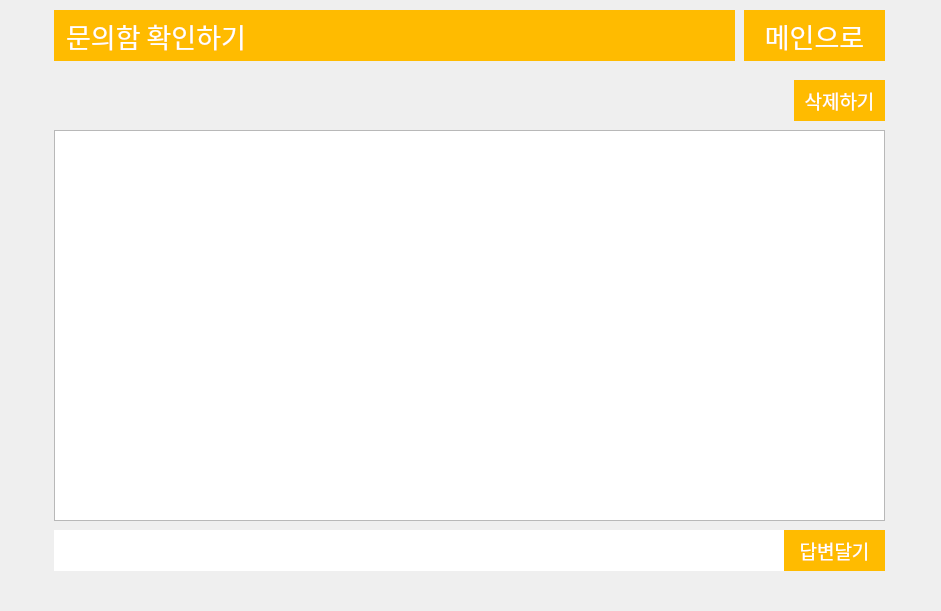
Above: snack_bar.ui from jungyeonwoo265/snack_bar before the change. Below: the same form after it.
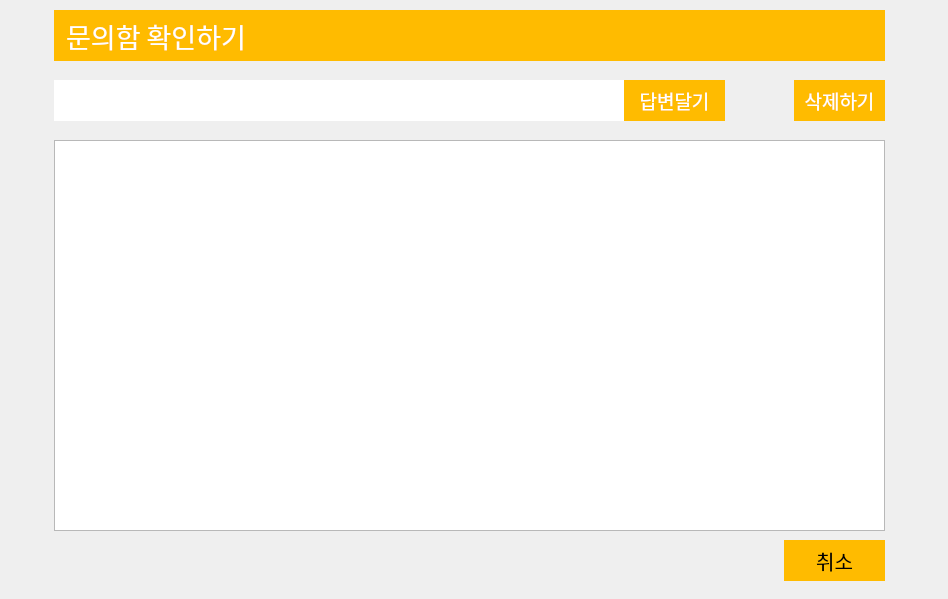
That is the form after the change. The open tabs and pages were chosen to show the change. Icons and pictures are not drawn.

Commit message: 시그널 주석완료

The edit to the form file:
```diff
--- a/snack_bar.ui
+++ b/snack_bar.ui
@@ -6,8 +6,8 @@
    <rect>
     <x>0</x>
     <y>0</y>
-    <width>941</width>
-    <height>611</height>
+    <width>948</width>
+    <height>599</height>
    </rect>
   </property>
   <property name="windowTitle">
@@ -1743,7 +1743,7 @@
       <rect>
        <x>40</x>
        <y>0</y>
-       <width>681</width>
+       <width>831</width>
        <height>51</height>
       </rect>
      </property>
@@ -1766,7 +1766,7 @@
      <property name="geometry">
       <rect>
        <x>40</x>
-       <y>120</y>
+       <y>130</y>
        <width>831</width>
        <height>391</height>
       </rect>
@@ -1776,8 +1776,8 @@
      <property name="geometry">
       <rect>
        <x>40</x>
-       <y>520</y>
-       <width>731</width>
+       <y>70</y>
+       <width>571</width>
        <height>41</height>
       </rect>
      </property>
@@ -1789,8 +1789,8 @@
     <widget class="QPushButton" name="manager_sales_add">
      <property name="geometry">
       <rect>
-       <x>770</x>
-       <y>520</y>
+       <x>610</x>
+       <y>70</y>
        <width>101</width>
        <height>41</height>
       </rect>
@@ -1841,27 +1841,26 @@
     <widget class="QPushButton" name="logout_manager_button_3">
      <property name="geometry">
       <rect>
-       <x>730</x>
-       <y>0</y>
-       <width>141</width>
-       <height>51</height>
+       <x>770</x>
+       <y>530</y>
+       <width>101</width>
+       <height>41</height>
       </rect>
      </property>
      <property name="font">
       <font>
        <family>경기천년바탕 Bold</family>
-       <pointsize>20</pointsize>
+       <pointsize>15</pointsize>
       </font>
      </property>
      <property name="styleSheet">
       <string notr="true">background-color:rgb(255,187,0);
 border-style: solid;
 
-color:white;
 </string>
      </property>
      <property name="text">
-      <string>메인으로</string>
+      <string>취소</string>
      </property>
     </widget>
    </widget>
```
Left out of the diff: 16 changed lines with no effect on the pictures. The commit also changes 1 other file.
